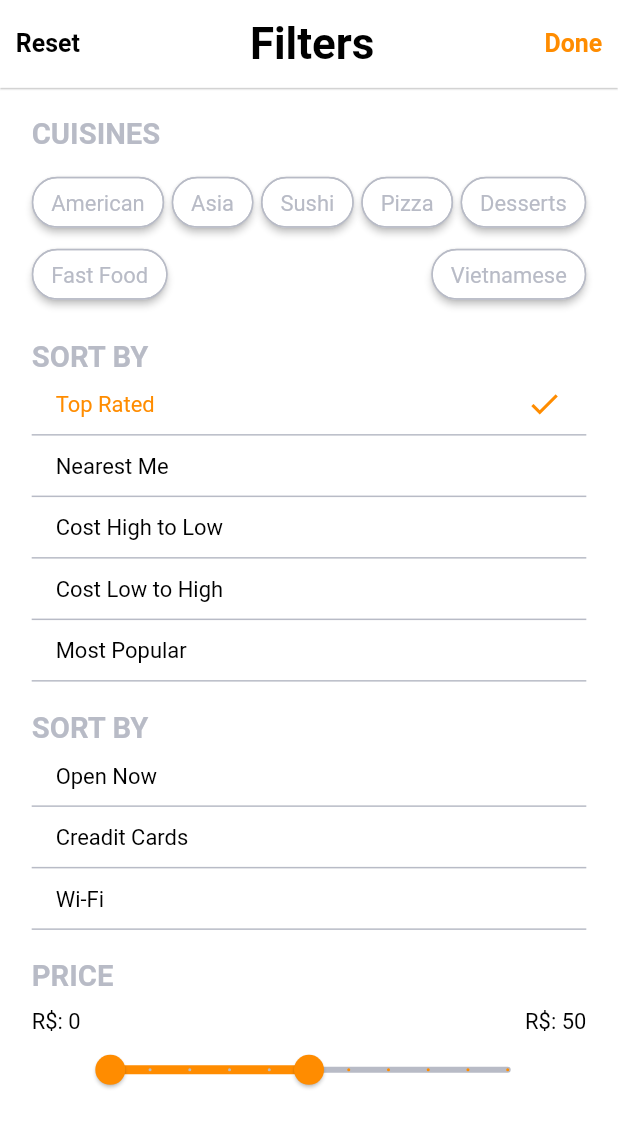
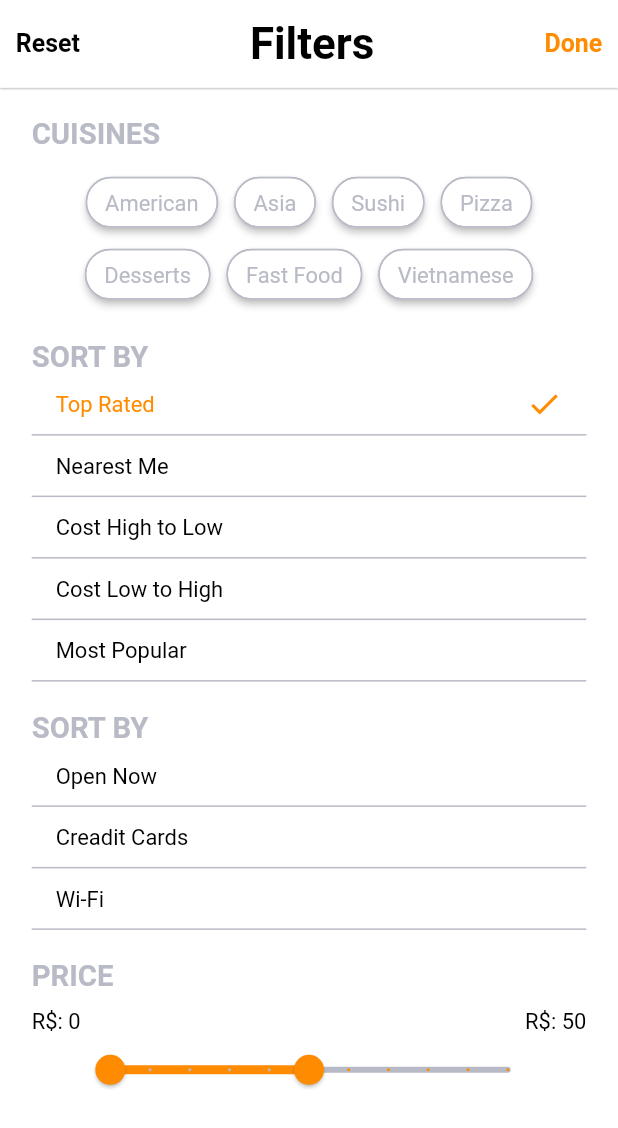
Before and after one commit to Wuerike/delivery_app, a Flutter app: the FilterPage screen opened by its route, on a phone screen of 412 x 824 dp. Shown: the top 1128 px of the screen. Run offline on Flutter 3.47's test engine with Material 2 defaults, Android fonts, the phone set to English and light mode, and no system bars; our stand-ins replace flutter_screenutil, flutter_swiper_null_safety; network calls fail.

Commit message:
chore: Improve filter chips

```diff
--- a/lib/src/features/presentation/filter_page/view/custom_widgets/cuisine_filter.dart
+++ b/lib/src/features/presentation/filter_page/view/custom_widgets/cuisine_filter.dart
@@ -1,6 +1,7 @@
 import 'package:delivery_app/src/colors/colors.dart';
 import 'package:delivery_app/src/features/presentation/shared/components/texts/body_text.dart';
 import 'package:flutter/material.dart';
+import 'package:flutter_screenutil/flutter_screenutil.dart';
 
 class CuisineFilter extends StatefulWidget {
   const CuisineFilter({super.key});
@@ -36,7 +37,8 @@ class _CuisineFilterState extends State<CuisineFilter> {
     return SizedBox(
       width: double.maxFinite,
       child: Wrap(
-        alignment: WrapAlignment.spaceBetween,
+        alignment: WrapAlignment.center,
+        spacing: 10.w,
         children: List.generate(
           cuisinesNames.length,
           (index) {
```
